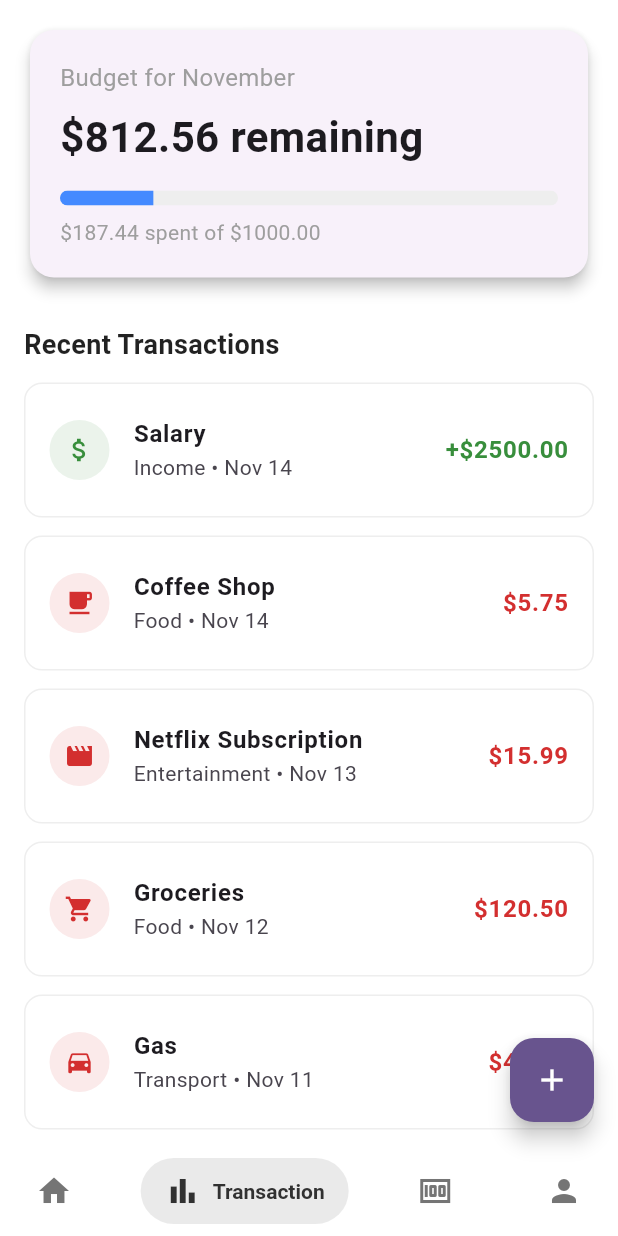
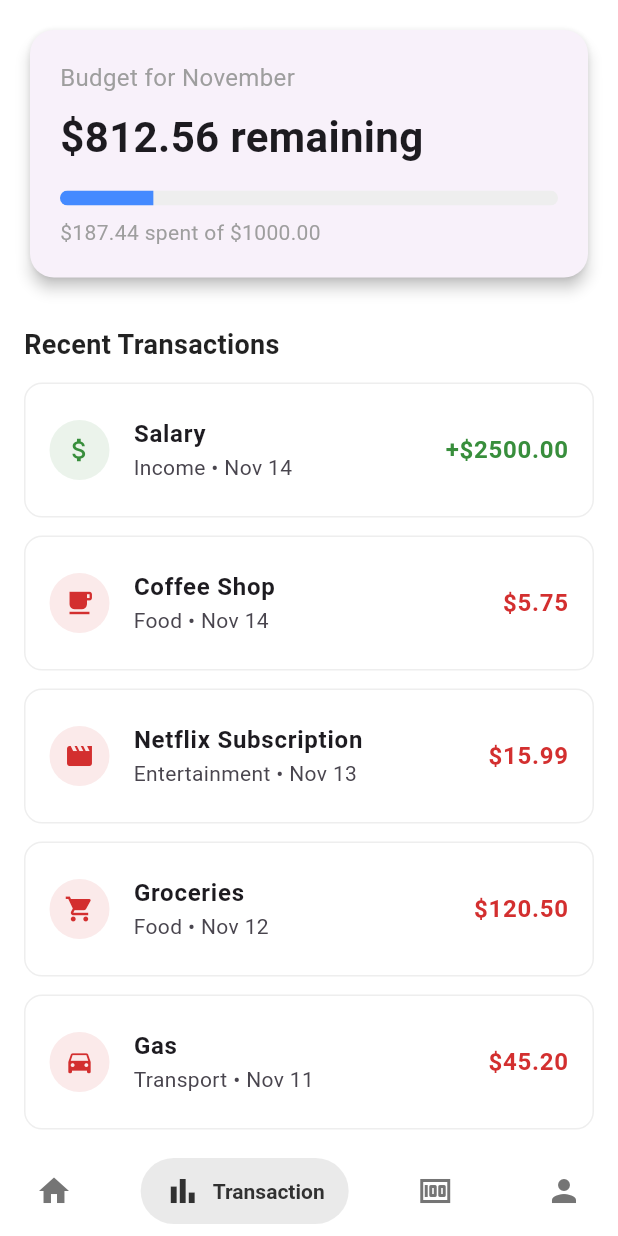
Before and after one commit to XyrelTenz/Budget-Tracker-System, a Flutter app: the screen it shows after launch, item 2 of the bottom bar chosen, on a phone screen of 412 x 824 dp. Run offline on Flutter 3.47's test engine with Material 3 defaults, Android fonts, the phone set to English and light mode, and no system bars; drawn by our look-alikes of salomon_bottom_bar.

Commit message:
New Data

```diff
--- a/lib/screen/transaction_screen.dart
+++ b/lib/screen/transaction_screen.dart
@@ -32,11 +32,11 @@ class TransactionScreen extends StatelessWidget {
           ],
         ),
       ),
-      floatingActionButton: FloatingActionButton(
-        onPressed: () {},
-        backgroundColor: Theme.of(context).colorScheme.primary,
-        child: Icon(Icons.add, color: Theme.of(context).colorScheme.onPrimary),
-      ),
+      // floatingActionButton: FloatingActionButton(
+      //   onPressed: () {},
+      //   backgroundColor: Theme.of(context).colorScheme.primary,
+      //   child: Icon(Icons.add, color: Theme.of(context).colorScheme.onPrimary),
+      // ),
     );
   }
 }
--- a/lib/widget/summary_card_widget.dart
+++ b/lib/widget/summary_card_widget.dart
@@ -5,7 +5,6 @@ class SummaryCard extends StatelessWidget {
 
   @override
   Widget build(BuildContext context) {
-    // In a real app, this data would be passed in or come from a provider
     double totalSpent = 187.44;
     double monthlyBudget = 1000.00;
     double remaining = monthlyBudget - totalSpent;
```
